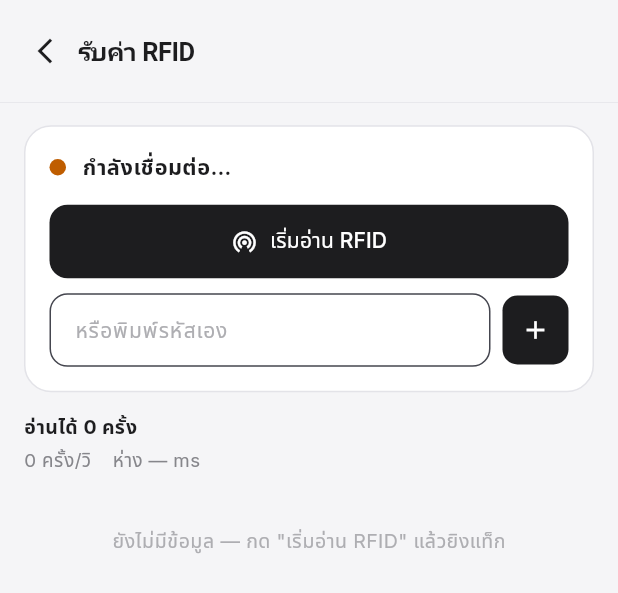
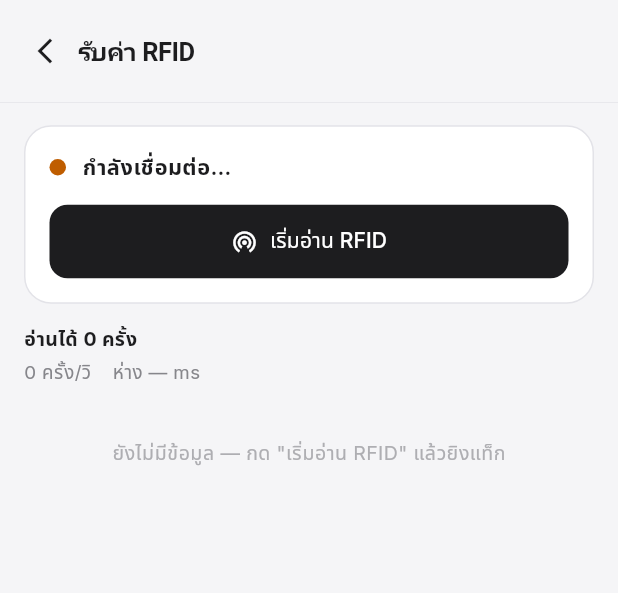
Before and after one commit to st651102064101-design/box-tracking-demo-, a Flutter app: the RfidInputScreen widget shown alone on an empty page, opened directly, on a phone screen of 412 x 824 dp. Shown: the top 593 px of the screen. Run offline on Flutter 3.47's test engine with Material 3 defaults, Android fonts, the phone set to English and light mode, and no system bars; our stand-ins replace shared_preferences; accounts and stored records are empty; network calls fail.

Commit message:
Take the barcode field off every screen that scans a box in hand
Cycle Count, RFID Register, RFID Input and Transfer's single-box step all
had a "ยิงบาร์โค้ด หรือพิมพ์รหัส" field. The typing half was never worth
what it costs: a hand-keyed code is indistinguishable from a scanned one
and wrong in ways nobody notices until the box is missing — a stock take
that reconciles a box nobody saw, an RFID tag bound to the wrong box, a
transfer that moves a box nobody touched. Each is now a ScanCapture and
a prompt that says what to shoot.

The rule is not "no text fields": a field for finding a box the operator
*cannot see* is a different thing and stays. Kept, with the reason
recorded in scan_only_screens_test.dart so removing one is a deliberate
edit rather than an oversight — Track's search, RFID Locate's target
picker, Transfer's list-picker filter (the branch that exists precisely
for a label that won't scan), Box Register's first field (a new box has
no sticker yet, so its code must be typed once), the badge field (a
damaged badge must not strand someone at the gate), and device setup.

Two tests pin it: the scan-only screens carry no TextField and do carry
a ScanCapture, and any screen that grows a new field has to be declared.

Co-Authored-By: Claude Opus 5 <noreply@anthropic.com>

```diff
--- a/pda_flutter/lib/screens/rfid_input_screen.dart
+++ b/pda_flutter/lib/screens/rfid_input_screen.dart
@@ -7,6 +7,7 @@ import '../controllers/app_controller.dart';
 import '../services/rfid_service.dart';
 import '../theme.dart';
 import '../widgets/common.dart';
+import '../widgets/scan_capture.dart';
 
 /// One tag read: every raw SDK field it came with, plus when it arrived.
 /// Newest first. A manually-typed code (no trigger pull involved) only ever
@@ -82,7 +83,6 @@ class RfidInputScreen extends StatefulWidget {
 }
 
 class _RfidInputScreenState extends State<RfidInputScreen> {
-  final _manualCtrl = TextEditingController();
   final _reads = <_Read>[];
   StreamSubscription<List<RfidTagRead>>? _tagSub;
   StreamSubscription<RfidStatus>? _statusSub;
@@ -176,7 +176,6 @@ class _RfidInputScreenState extends State<RfidInputScreen> {
     _tagSub?.cancel();
     _statusSub?.cancel();
     _triggerSub?.cancel();
-    _manualCtrl.dispose();
     super.dispose();
   }
 
@@ -191,8 +190,12 @@ class _RfidInputScreenState extends State<RfidInputScreen> {
     }
   }
 
-  void _addManual() {
-    final v = _manualCtrl.text.trim();
+  /// A barcode from the imager, listed alongside the RFID reads so this
+  /// screen can answer "what does the scanner actually send" for both
+  /// channels. There is no typed-code path any more — a made-up code proves
+  /// nothing about the hardware, which is the only thing this screen is for.
+  void _addScanned(String v) {
+    v = v.trim();
     if (v.isEmpty) return;
     setState(() {
       final i = _reads.indexWhere((x) => x.epc == v);
@@ -200,7 +203,6 @@ class _RfidInputScreenState extends State<RfidInputScreen> {
       if (i >= 0) _reads.removeAt(i);
       _reads.insert(0, _Read(v, DateTime.now(), count: prevCount + 1));
     });
-    _manualCtrl.clear();
   }
 
   @override
@@ -209,9 +211,11 @@ class _RfidInputScreenState extends State<RfidInputScreen> {
     final bottom = MediaQuery.of(context).padding.bottom;
     final connected = _status.state == RfidState.connected;
 
-    return AutoHideHeader(
-      header:
-          StickyHeader(onBack: c.backToHome, title: const Text('รับค่า RFID')),
+    return ScanCapture(
+      onScan: _addScanned,
+      child: AutoHideHeader(
+        header: StickyHeader(
+            onBack: c.backToHome, title: const Text('รับค่า RFID')),
         body: Column(
           children: [
             Expanded(
@@ -251,7 +255,8 @@ class _RfidInputScreenState extends State<RfidInputScreen> {
                                                 ? 'ยังไม่ได้เชื่อมต่อ'
                                                 : _status.message),
                                 style: const TextStyle(
-                                  fontSize: 14.5, fontWeight: FontWeight.w600),
+                                    fontSize: 14.5,
+                                    fontWeight: FontWeight.w600),
                               ),
                             ),
                           ],
@@ -264,7 +269,8 @@ class _RfidInputScreenState extends State<RfidInputScreen> {
                                 c.rfid.supported ? () => _toggleRead(c) : null,
                             icon: Icon(
                                 _reading ? Icons.stop : Icons.wifi_tethering),
-                          label: Text(_reading ? 'หยุดอ่าน' : 'เริ่มอ่าน RFID'),
+                            label:
+                                Text(_reading ? 'หยุดอ่าน' : 'เริ่มอ่าน RFID'),
                             style: FilledButton.styleFrom(
                               backgroundColor: _reading ? C.red : C.ink,
                               padding: const EdgeInsets.symmetric(vertical: 14),
@@ -272,53 +278,6 @@ class _RfidInputScreenState extends State<RfidInputScreen> {
                                   borderRadius: BorderRadius.circular(12)),
                             ),
                           ),
-                      ),
-                      const SizedBox(height: 10),
-                      Row(
-                        children: [
-                          Expanded(
-                            child: TextField(
-                              controller: _manualCtrl,
-                              autocorrect: false,
-                              enableSuggestions: false,
-                              onSubmitted: (_) => _addManual(),
-                              style: const TextStyle(
-                                  fontFamily: 'monospace', fontSize: 15),
-                              decoration: InputDecoration(
-                                hintText: 'หรือพิมพ์รหัสเอง',
-                                hintStyle: TextStyle(
-                                    fontFamily: 'Roboto',
-                                    color: C.faint,
-                                    fontSize: 14),
-                                isDense: true,
-                                contentPadding: const EdgeInsets.symmetric(
-                                    horizontal: 13, vertical: 13),
-                                filled: true,
-                                fillColor: C.surface,
-                                border: OutlineInputBorder(
-                                  borderRadius: BorderRadius.circular(12),
-                                  borderSide: BorderSide(
-                                      color: C.fieldBorder, width: 1.5),
-                                ),
-                              ),
-                            ),
-                          ),
-                          const SizedBox(width: 8),
-                          SizedBox(
-                            width: 44,
-                            height: 46,
-                            child: FilledButton(
-                              onPressed: _addManual,
-                              style: FilledButton.styleFrom(
-                                backgroundColor: C.ink,
-                                padding: EdgeInsets.zero,
-                                shape: RoundedRectangleBorder(
-                                    borderRadius: BorderRadius.circular(10)),
-                              ),
-                              child: const Icon(Icons.add, size: 20),
-                            ),
-                          ),
-                        ],
                         ),
                       ],
                     ),
@@ -453,6 +412,7 @@ class _RfidInputScreenState extends State<RfidInputScreen> {
             ),
           ],
         ),
+      ),
     );
   }
 
```
Also changed, not shown: pda_flutter/lib/screens/cycle_count_screen.dart (+43 -78 lines), pda_flutter/lib/screens/rfid_register_screen.dart (+39 -72 lines), pda_flutter/lib/screens/transfer_screen.dart (+35 -71 lines), 1 other file. Lines whose indentation alone changed are shown as unchanged.
